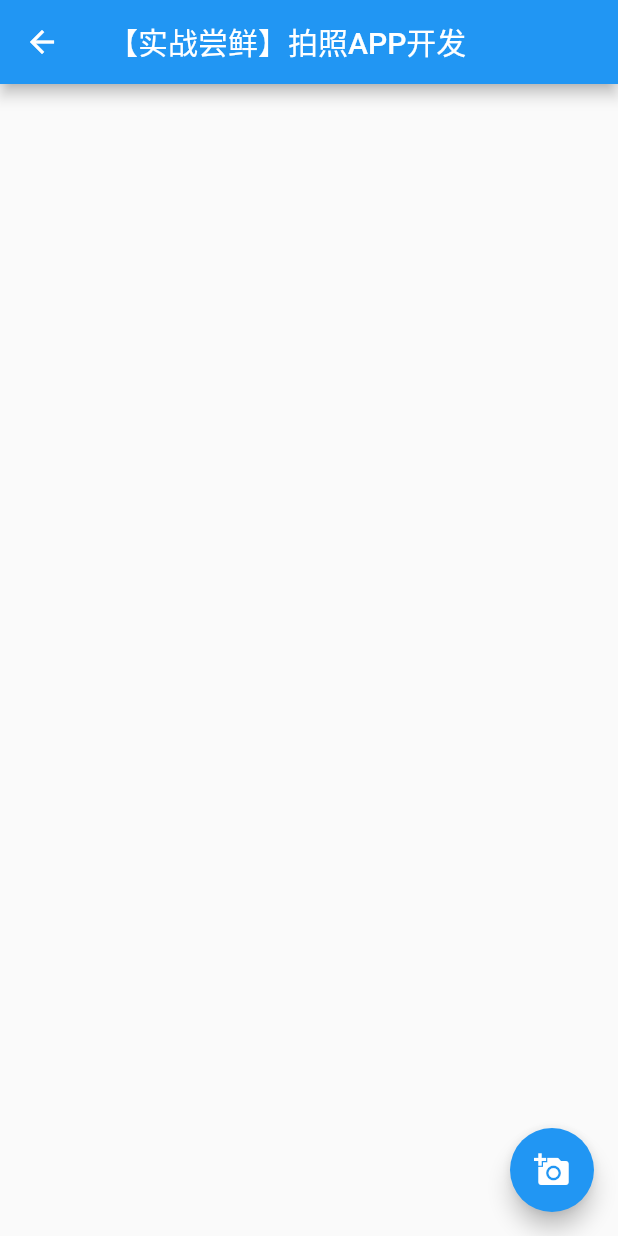
After one commit to filway-flutter/flutter_test1, a Flutter app: the PhotoApp screen opened by its route, on a phone screen of 412 x 824 dp. The commit adds this screen. Run offline on Flutter 3.47's test engine with Material 2 defaults, Android fonts, the phone set to English and light mode, and no system bars; our stand-ins replace image_picker; missing offline and left inert: flutter_color_plugin.

Commit message:
拍照APP尝鲜

```diff
--- a/lib/main.dart
+++ b/lib/main.dart
@@ -5,6 +5,7 @@ import 'package:flutter_test1/flutter_widget_lifecycle.dart';
 import 'package:flutter_test1/gesture_page.dart';
 import 'package:flutter_test1/launch_page.dart';
 import 'package:flutter_test1/less_group_page.dart';
+import 'package:flutter_test1/photo_app.dart';
 import 'package:flutter_test1/plugin_use.dart';
 import 'package:flutter_test1/res_page.dart';
 import 'package:flutter_test1/statefull_group_page.dart';
@@ -64,6 +65,7 @@ class _DynamicThemeState extends State<DynamicTheme> {
         'launch': (BuildContext context) => LaunchPage(),
         'lifecycle': (BuildContext context) => WidgetLifeCycle(),
         'app_lifecycle': (BuildContext context) => AppLifecycle(),
+        'photo': (BuildContext context) => PhotoApp(),
       },
     );
   }
@@ -100,7 +102,7 @@ class _RouteNavigatorState extends State<RouteNavigator> {
           _item('如何导入和使用Flutter的资源文件?', ResPage(), 'res_page'),
           _item('如何打开第三方应用?', LaunchPage(), 'launch'),
           _item('页面生命周期', WidgetLifeCycle(), 'lifecycle'),
-          _item('应用生命周期', AppLifecycle(), 'app_lifecycle'),
+          _item('【实战尝鲜】拍照APP开发', PhotoApp(), 'photo'),
         ],
       ),
     );
--- /dev/null
+++ b/lib/photo_app.dart
@@ -0,0 +1,119 @@
+import 'dart:io';
+
+import 'package:flutter/material.dart';
+import 'package:image_picker/image_picker.dart';
+
+class PhotoApp extends StatefulWidget {
+  const PhotoApp({Key? key}) : super(key: key);
+
+  @override
+  State<PhotoApp> createState() => _PhotoAppState();
+}
+
+///实战尝鲜】拍照APP开发
+class _PhotoAppState extends State<PhotoApp> {
+  final List<XFile?> _images = [];
+
+  Future getImage(bool isTakePhoto) async {
+    Navigator.pop(context);
+    var image = await ImagePicker().pickImage(
+        source: isTakePhoto ? ImageSource.camera : ImageSource.gallery);
+
+    setState(() {
+      _images.add(image);
+    });
+  }
+
+  @override
+  Widget build(BuildContext context) {
+    return Scaffold(
+      appBar: AppBar(
+        title: Text('【实战尝鲜】拍照APP开发'),
+        leading: GestureDetector(
+          onTap: () {
+            Navigator.pop(context);
+          },
+          child: Icon(Icons.arrow_back),
+        ),
+      ),
+      body: Center(
+        child: Wrap(
+          spacing: 5,
+          runSpacing: 5,
+          children: _getImages(),
+        ),
+      ),
+      floatingActionButton: FloatingActionButton(
+        onPressed: _pickImage,
+        tooltip: 'Pick Image',
+        child: Icon(Icons.add_a_photo),
+      ),
+    );
+  }
+
+  void _pickImage() {
+    showModalBottomSheet(
+        context: context,
+        builder: (context) => Container(
+              height: 160,
+              child: Column(
+                children: [
+                  _item('拍照', true),
+                  _item('相册选择', false),
+                ],
+              ),
+            ));
+  }
+
+  _item(String title, bool isTakePhoto) {
+    return GestureDetector(
+      child: ListTile(
+        leading: Icon(isTakePhoto ? Icons.camera_alt : Icons.photo_library),
+        title: Text(title),
+        onTap: () => getImage(isTakePhoto),
+      ),
+    );
+  }
+
+  _getImages() {
+    return _images
+        .map(
+          (file) => Stack(
+            children: <Widget>[
+              ClipRRect(
+                borderRadius: BorderRadius.circular(5),
+                child: Image.file(
+                  File(file!.path),
+                  width: 120,
+                  height: 90,
+                  fit: BoxFit.fill,
+                ),
+              ),
+              Positioned(
+                right: 5,
+                top: 5,
+                child: GestureDetector(
+                  onTap: () {
+                    setState(() {
+                      _images.remove(file);
+                    });
+                  },
+                  child: ClipOval(
+                    child: Container(
+                      padding: EdgeInsets.all(3),
+                      decoration: BoxDecoration(color: Colors.black54),
+                      child: Icon(
+                        Icons.close,
+                        size: 18,
+                        color: Colors.white,
+                      ),
+                    ),
+                  ),
+                ),
+              )
+            ],
+          ),
+        )
+        .toList();
+  }
+}
--- a/pubspec.yaml
+++ b/pubspec.yaml
@@ -35,6 +35,7 @@ dependencies:
   # Use with the CupertinoIcons class for iOS style icons.
   cupertino_icons: ^1.0.2
   flutter_color_plugin: ^1.1.0
+  image_picker: ^0.8.5
 
 dev_dependencies:
   flutter_test:
```
Also changed, not shown: pubspec.lock, 4 other files.
